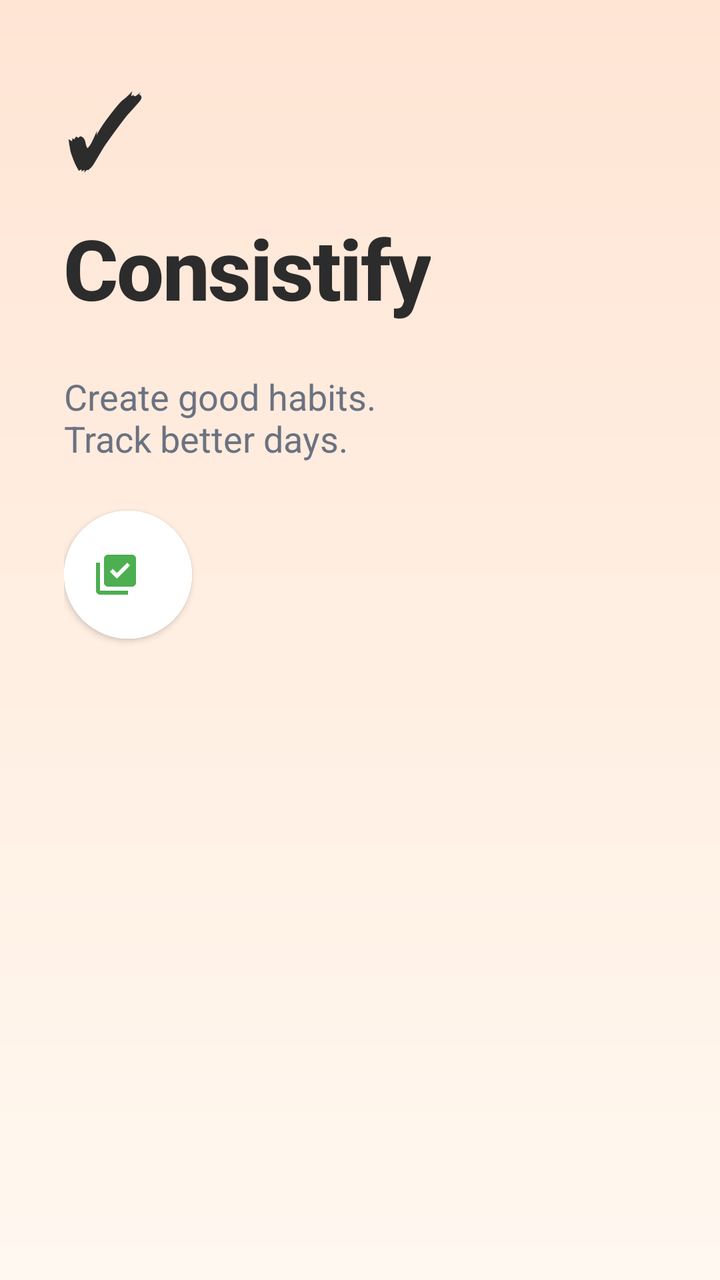
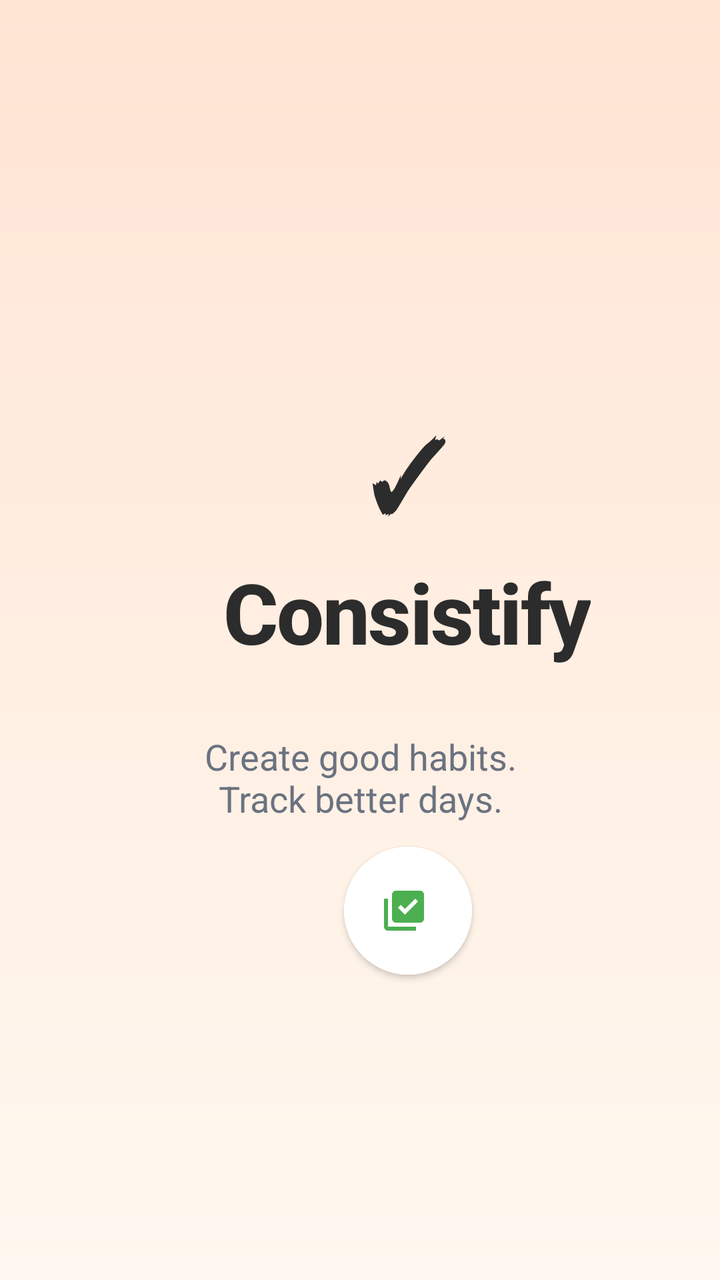

Compare the two renders of this Android layout. The source of the first and the diff that turns it into the second are given below.
<!-- AndroidManifest.xml: activity theme Theme.Group4mco -->
<!-- res/layout/activity_main.xml -->
<?xml version="1.0" encoding="utf-8"?>
<androidx.constraintlayout.widget.ConstraintLayout xmlns:android="http://schemas.android.com/apk/res/android"
    xmlns:app="http://schemas.android.com/apk/res-auto"
    android:layout_width="match_parent"
    android:layout_height="match_parent"
    android:background="@drawable/bg_app_gradient"
    android:padding="32dp">

    <LinearLayout
        android:id="@+id/brandContainer"
        android:layout_width="wrap_content"
        android:layout_height="wrap_content"
        android:orientation="vertical"
        app:layout_constraintTop_toTopOf="parent"
        app:layout_constraintStart_toStartOf="parent">

        <TextView
            android:id="@+id/logoMark"
            android:layout_width="wrap_content"
            android:layout_height="wrap_content"
            android:text="✓"
            android:textColor="@color/color_on_surface"
            android:textSize="48sp"
            android:textStyle="bold" />

        <TextView
            android:id="@+id/logoText"
            android:layout_width="wrap_content"
            android:layout_height="wrap_content"
            android:layout_marginTop="8dp"
            android:text="Consistify"
            android:textAppearance="@style/TextAppearance.Consistify.Headline"
            android:textColor="@color/color_on_surface"
            android:textSize="42sp" />
    </LinearLayout>

    <TextView
        android:id="@+id/tagline"
        android:layout_width="0dp"
        android:layout_height="wrap_content"
        android:layout_marginTop="24dp"
        android:text="Create good habits.\nTrack better days."
        android:textColor="@color/color_on_surface_secondary"
        android:textSize="18sp"
        app:layout_constraintTop_toBottomOf="@+id/brandContainer"
        app:layout_constraintStart_toStartOf="parent"
        app:layout_constraintEnd_toEndOf="parent" />

    <com.google.android.material.button.MaterialButton
        android:id="@+id/btnGetStarted"
        style="@style/Widget.MaterialComponents.Button.Icon"
        android:layout_width="64dp"
        android:layout_height="64dp"
        android:layout_marginTop="24dp"
        android:backgroundTint="@color/color_surface"
        android:insetTop="0dp"
        android:insetBottom="0dp"
        android:text=""
        android:contentDescription="Continue"
        app:cornerRadius="32dp"
        app:icon="@drawable/ic_progress"
        app:iconGravity="textStart"
        app:iconTint="@color/color_primary"
        app:layout_constraintTop_toBottomOf="@id/tagline"
        app:layout_constraintStart_toStartOf="parent" />

</androidx.constraintlayout.widget.ConstraintLayout>
<!-- resources referenced by this layout -->
<resources>
  <color name="color_on_surface">#2C2C2C</color>
  <color name="color_on_surface_secondary">#6B7280</color>
  <color name="color_primary">#4CAF50</color>
  <color name="color_surface">#FFFFFF</color>
  <!-- drawable bg_app_gradient (drawable) -->
  <?xml version="1.0" encoding="utf-8"?>
  <shape xmlns:android="http://schemas.android.com/apk/res/android">
      <gradient
          android:startColor="@color/gradient_start"
          android:endColor="@color/gradient_end"
          android:angle="270" />
  </shape>
  <!-- drawable ic_progress (drawable) -->
  <vector xmlns:android="http://schemas.android.com/apk/res/android" android:height="24dp" android:tint="#000000" android:viewportHeight="24" android:viewportWidth="24" android:width="24dp">
        
      <path android:fillColor="@android:color/white" android:pathData="M20,2L8,2c-1.1,0 -2,0.9 -2,2v12c0,1.1 0.9,2 2,2h12c1.1,0 2,-0.9 2,-2L22,4c0,-1.1 -0.9,-2 -2,-2zM12.47,14L9,10.5l1.4,-1.41 2.07,2.08L17.6,6 19,7.41 12.47,14zM4,6L2,6v14c0,1.1 0.9,2 2,2h14v-2L4,20L4,6z"/>
      
  </vector>
  <style name="TextAppearance.Consistify.Headline">
          <item name="android:fontFamily">@string/font_family_heading</item>
          <item name="android:textSize">28sp</item>
          <item name="android:textColor">@color/color_on_surface</item>
          <item name="android:textStyle">bold</item>
          <item name="android:letterSpacing">-0.02</item>
      </style>
  <style name="Theme.Group4mco" parent="Theme.MaterialComponents.DayNight.NoActionBar">
          <item name="colorPrimary">@color/color_primary</item>
          <item name="colorPrimaryVariant">@color/color_primary_dark</item>
          <item name="colorSecondary">@color/color_secondary</item>
          <item name="android:colorBackground">@color/color_background</item>
          <item name="colorOnPrimary">@color/color_on_primary</item>
          <item name="colorOnSecondary">@color/color_surface</item>
          <item name="colorOnBackground">@color/color_on_surface</item>
          <item name="colorOnSurface">@color/color_on_surface</item>
          <item name="android:statusBarColor">@android:color/transparent</item>
          <item name="android:navigationBarColor">@android:color/white</item>
          <item name="android:windowLightStatusBar">true</item>
      </style>
  <color name="gradient_start">#FFE5D4</color>
  <color name="gradient_end">#FFF8F0</color>
  <string name="font_family_heading">sans-serif-medium</string>
  <color name="color_primary_dark">#388E3C</color>
  <color name="color_secondary">#FF8E72</color>
  <color name="color_background">#FFF8F0</color>
  <color name="color_on_primary">#FFFFFF</color>
</resources>

<!-- the commit's change to res/layout/activity_main.xml (unified diff, before → after) -->
@@ -6,19 +6,36 @@
     android:background="@drawable/bg_app_gradient"
     android:padding="32dp">
 
+    <TextView
+        android:id="@+id/tagline"
+        android:layout_width="0dp"
+        android:layout_height="wrap_content"
+        android:layout_marginTop="32dp"
+        android:text="Create good habits.\nTrack better days."
+        android:textAlignment="center"
+        android:textColor="@color/color_on_surface_secondary"
+        android:textSize="18sp"
+        app:layout_constraintEnd_toEndOf="parent"
+        app:layout_constraintHorizontal_bias="0.0"
+        app:layout_constraintStart_toStartOf="parent"
+        app:layout_constraintTop_toBottomOf="@+id/brandContainer" />
+
     <LinearLayout
         android:id="@+id/brandContainer"
         android:layout_width="wrap_content"
         android:layout_height="wrap_content"
+        android:layout_marginStart="80dp"
+        android:layout_marginTop="172dp"
         android:orientation="vertical"
-        app:layout_constraintTop_toTopOf="parent"
-        app:layout_constraintStart_toStartOf="parent">
+        app:layout_constraintStart_toStartOf="parent"
+        app:layout_constraintTop_toTopOf="parent">
 
         <TextView
             android:id="@+id/logoMark"
-            android:layout_width="wrap_content"
+            android:layout_width="match_parent"
             android:layout_height="wrap_content"
             android:text="✓"
+            android:textAlignment="center"
             android:textColor="@color/color_on_surface"
             android:textSize="48sp"
             android:textStyle="bold" />
@@ -34,34 +51,25 @@
             android:textSize="42sp" />
     </LinearLayout>
 
-    <TextView
-        android:id="@+id/tagline"
-        android:layout_width="0dp"
-        android:layout_height="wrap_content"
-        android:layout_marginTop="24dp"
-        android:text="Create good habits.\nTrack better days."
-        android:textColor="@color/color_on_surface_secondary"
-        android:textSize="18sp"
-        app:layout_constraintTop_toBottomOf="@+id/brandContainer"
-        app:layout_constraintStart_toStartOf="parent"
-        app:layout_constraintEnd_toEndOf="parent" />
-
     <com.google.android.material.button.MaterialButton
         android:id="@+id/btnGetStarted"
         style="@style/Widget.MaterialComponents.Button.Icon"
         android:layout_width="64dp"
         android:layout_height="64dp"
-        android:layout_marginTop="24dp"
+        android:layout_marginStart="140dp"
+        android:layout_marginTop="12dp"
         android:backgroundTint="@color/color_surface"
+        android:contentDescription="Continue"
         android:insetTop="0dp"
         android:insetBottom="0dp"
         android:text=""
-        android:contentDescription="Continue"
+        android:textAlignment="center"
         app:cornerRadius="32dp"
         app:icon="@drawable/ic_progress"
         app:iconGravity="textStart"
+        app:iconPadding="0dp"
         app:iconTint="@color/color_primary"
-        app:layout_constraintTop_toBottomOf="@id/tagline"
-        app:layout_constraintStart_toStartOf="parent" />
+        app:layout_constraintStart_toStartOf="parent"
+        app:layout_constraintTop_toBottomOf="@id/tagline" />
 
 </androidx.constraintlayout.widget.ConstraintLayout>
